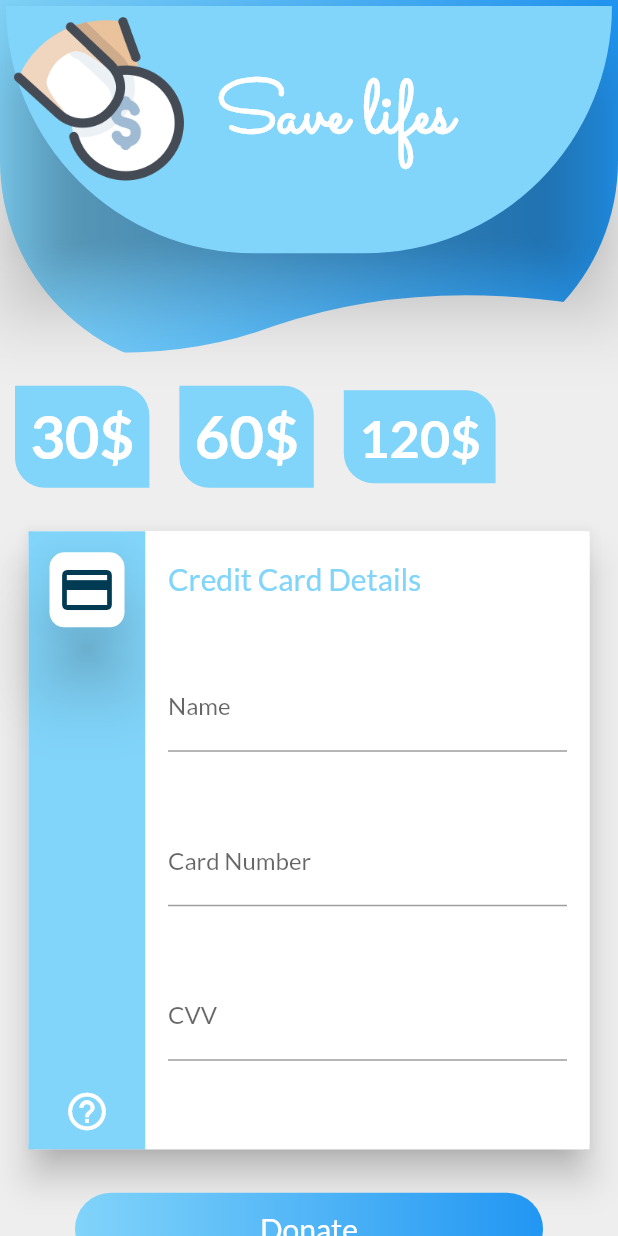
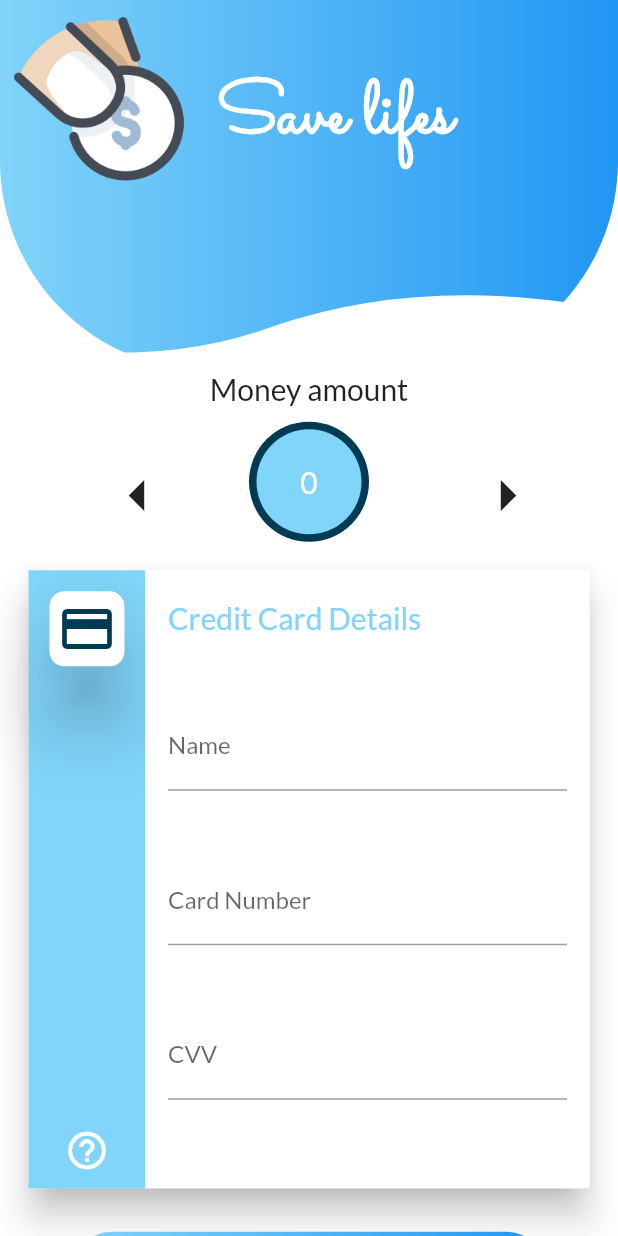
Before and after one commit to empw-org/empw-client, a Flutter app: the DonnationScreen screen opened by its route, on a phone screen of 412 x 824 dp. Run offline on Flutter 3.47's test engine with Material 2 defaults, Android fonts, the phone set to English and light mode, and no system bars; our stand-ins replace flutter_custom_clippers, flutter_spinkit, geolocator, percent_indicator, shared_preferences; missing offline and left inert: bezier_chart; accounts and stored records are empty.

```diff
--- a/lib/controllers/order_service.dart
+++ b/lib/controllers/order_service.dart
@@ -1,7 +1,6 @@
 import 'package:empw/models/api_response.dart';
 import 'package:empw/models/order/make_order_data.dart';
 import 'package:empw/models/order/order_summry_data.dart';
-
 import 'package:flutter/material.dart';
 import 'package:shared_preferences/shared_preferences.dart';
 import 'package:http/http.dart' as http;
--- a/lib/main.dart
+++ b/lib/main.dart
@@ -1,3 +1,4 @@
+import 'package:empw/view/screens/contact_us_screen.dart';
 import 'package:empw/view/screens/donnation_screen.dart';
 import 'package:empw/view/screens/edit_profile_screen.dart';
 import 'package:empw/view/screens/make_order_screen.dart';
@@ -45,7 +46,7 @@ class MyApp extends StatelessWidget {
               accentColor: Color(0xffffffff),
               cardColor: Colors.white,
               dividerColor: Color(0xff81D4FA),
-              backgroundColor: Color(0xffEEEEEE),
+              backgroundColor: Colors.white,
               fontFamily: 'Lato',
             ),
             routes: {
@@ -58,6 +59,7 @@ class MyApp extends StatelessWidget {
               VerificationScreen.routeName: (ctx) => VerificationScreen(),
               EditProfileScreen.routeName: (ctx) =>  EditProfileScreen(),
               DonnationScreen.routeName: (ctx) =>   DonnationScreen(),
+             ContactUS.routeName: (ctx) =>   ContactUS(),
             },
             home: StartScreen(),
           ),
--- /dev/null
+++ b/lib/models/sensor/consumption.dart
@@ -0,0 +1,27 @@
+import 'dart:convert';
+
+List<ConsumptionPoint> welcomeFromJson(String str) =>
+    List<ConsumptionPoint>.from(
+        json.decode(str).map((x) => ConsumptionPoint.fromJson(x)));
+
+class ConsumptionPoint {
+  ConsumptionPoint({
+    this.id,
+    this.consumption,
+    this.createdAt,
+    this.date,
+  });
+
+  String id;
+  double consumption;
+  DateTime createdAt;
+  DateTime date;
+
+  factory ConsumptionPoint.fromJson(Map<String, dynamic> json) =>
+      ConsumptionPoint(
+        id: json["_id"],
+        consumption: json["consumption"].toDouble(),
+        createdAt: DateTime.parse(json["created_at"]),
+        date: DateTime.parse(json["date"]),
+      );
+}
--- /dev/null
+++ b/lib/models/user/contact_us_data.dart
@@ -0,0 +1,23 @@
+import 'package:flutter/cupertino.dart';
+
+class ContactUSData {
+  String name;
+  String email;
+  String message;
+
+
+  ContactUSData({
+   @required this.name,
+    @required this.email,
+    @required this.message,
+  });
+
+  Map<String, dynamic> toJson() {
+    return {
+      "name" : name,
+      "email": email,
+      "message" : message,
+      "from": "WEB"
+    };
+  }
+}
--- a/lib/view/screens/donnation_screen.dart
+++ b/lib/view/screens/donnation_screen.dart
@@ -3,8 +3,15 @@ import 'package:empw/view/widgets/side_drawer.dart';
 import 'package:flutter/material.dart';
 import 'package:flutter_custom_clippers/flutter_custom_clippers.dart';
 
-class DonnationScreen extends StatelessWidget {
+class DonnationScreen extends StatefulWidget {
   static const routeName = "/donnation_screen";
+
+  @override
+  _DonnationScreenState createState() => _DonnationScreenState();
+}
+
+class _DonnationScreenState extends State<DonnationScreen> {
+  int _cnt = 0;
 
   @override
   Widget build(BuildContext context) {
@@ -13,7 +20,9 @@ class DonnationScreen extends StatelessWidget {
     return Scaffold(
         backgroundColor: Theme.of(context).backgroundColor,
         drawer: SideDrawer(),
-        body: ListView(children: <Widget>[
+        body: ListView(
+          padding: EdgeInsets.all(0),
+          children: <Widget>[
           Container(
             height: mq.height * 0.3,
             child: Stack(children: <Widget>[
@@ -38,19 +47,7 @@ class DonnationScreen extends StatelessWidget {
                       height: mq.height * 0.3,
                     )),
               ),
-              Card(
-                  color: Colors.transparent,
-                  elevation: 20,
-                  child: Container(
-                      height: mq.height * 0.2,
-                      width: mq.width,
-                      decoration: BoxDecoration(
-                        color: Theme.of(context).primaryColorLight,
-                        borderRadius: BorderRadius.only(
-                          bottomLeft: Radius.circular(180),
-                          bottomRight: Radius.circular(180),
-                        ),
-                      ))),
+
               Positioned(
                 child: CircleAvatar(
                   radius: mq.width * 0.16,
@@ -76,59 +73,53 @@ class DonnationScreen extends StatelessWidget {
               ),
             ]),
           ),
+          Center(child: Text("Money amount", style: TextStyle(fontSize: 20),)),
+          SizedBox(height: 10),
           Row(
+            mainAxisAlignment: MainAxisAlignment.spaceEvenly,
             children: <Widget>[
-              Container(
-                padding: EdgeInsets.all(10),
-                margin: EdgeInsets.all(10),
-                decoration: BoxDecoration(
-                    color: Theme.of(context).primaryColorLight,
-                    borderRadius: BorderRadius.only(
-                        topRight: Radius.circular(20),
-                        bottomLeft: Radius.circular(20))),
-                child: Text(
-                  "30\$",
-                  style: TextStyle(
-                    color: Colors.white,
-                    fontSize: 40,
-                    fontWeight: FontWeight.bold,
+              IconButton(
+                  icon: Icon(
+                    Icons.arrow_left,
+                    size: 50,
+                  ),
+                  onPressed: () {
+                    if (_cnt < 110) {
+                      return;
+                    } else {
+                      setState(() {
+                        _cnt -= 10;
+                      });
+                    }
+                  }),
+              CircleAvatar(
+                radius: 40,
+                child: CircleAvatar(
+                  backgroundColor: Theme.of(context).primaryColorLight,
+                  radius: 35,
+                  child: Text(
+                    "$_cnt",
+                    style: TextStyle(
+                      color: Colors.white,
+                      fontSize: 20,
+                    ),
                   ),
                 ),
               ),
-              Container(
-                padding: EdgeInsets.all(10),
-                margin: EdgeInsets.all(10),
-                decoration: BoxDecoration(
-                    color: Theme.of(context).primaryColorLight,
-                    borderRadius: BorderRadius.only(
-                        topRight: Radius.circular(20),
-                        bottomLeft: Radius.circular(20))),
-                child: Text(
-                  "60\$",
-                  style: TextStyle(
-                    color: Colors.white,
-                    fontSize: 40,
-                    fontWeight: FontWeight.bold,
+              IconButton(
+                  icon: Icon(
+                    Icons.arrow_right,
+                    size: 50,
                   ),
-                ),
-              ),
-              Container(
-                padding: EdgeInsets.all(10),
-                margin: EdgeInsets.all(10),
-                decoration: BoxDecoration(
-                    color: Theme.of(context).primaryColorLight,
-                    borderRadius: BorderRadius.only(
-                        topRight: Radius.circular(20),
-                        bottomLeft: Radius.circular(20))),
-                child: Text(
-                  "120\$",
-                  style: TextStyle(
-                    color: Colors.white,
-                    fontSize: 35,
-                    fontWeight: FontWeight.bold,
-                  ),
-                ),
-              )
+                  onPressed: () {
+                    if (_cnt > 490) {
+                      return;
+                    } else {
+                      setState(() {
+                        _cnt += 10;
+                      });
+                    }
+                  }),
             ],
           ),
           PaymentContainer(),
--- a/lib/view/screens/edit_profile_screen.dart
+++ b/lib/view/screens/edit_profile_screen.dart
@@ -78,6 +78,8 @@ class _EditProfileScreenState extends State<EditProfileScreen> {
       body: Form(
         key: _formKey,
         child: ListView(
+                  padding: EdgeInsets.all(0),
+
           children: <Widget>[
             Container(
               height: mq.height * 0.25,
--- a/lib/view/screens/make_order_screen.dart
+++ b/lib/view/screens/make_order_screen.dart
@@ -250,7 +250,7 @@ class _MakeOrderScreenState extends State<MakeOrderScreen> {
     await location.getCurrentAdress();
     await print(location.address);
     await setState(() {
-      _address = location.address;
+      _address = location.address == null ? "No readable adress, Long = ${location.longitude}, Lati = ${location.latitude}" : location.address;
     });
   }
 
@@ -261,6 +261,7 @@ class _MakeOrderScreenState extends State<MakeOrderScreen> {
       resizeToAvoidBottomInset: true,
       drawer: SideDrawer(),
       body: ListView(
+        padding: EdgeInsets.all(0),
         children: <Widget>[
           Container(
               height: mq.height * 0.25,
--- a/lib/view/screens/verification_screen.dart
+++ b/lib/view/screens/verification_screen.dart
@@ -71,6 +71,8 @@ class _VerificationScreenState extends State<VerificationScreen> {
 
     return Scaffold(
       body: ListView(
+                padding: EdgeInsets.all(0),
+
         children: <Widget>[
           Container(
             child: Stack(children: <Widget>[
--- a/lib/view/widgets/login_form.dart
+++ b/lib/view/widgets/login_form.dart
@@ -96,6 +96,8 @@ class _LoginFormState extends State<LoginForm> {
       child: Form(
         key: _formKey,
         child: ListView(
+                  padding: EdgeInsets.all(0),
+
           children: <Widget>[
             TextFormField(
               decoration: InputDecoration(
@@ -153,7 +155,6 @@ class _LoginFormState extends State<LoginForm> {
                 ),
                 onPressed: () {
                   _sumbit();
-                  //Navigator.pushNamed(context, ProfileScreen.routeName);
                 },
               ),
             ),
--- a/lib/view/widgets/side_drawer.dart
+++ b/lib/view/widgets/side_drawer.dart
@@ -1,3 +1,4 @@
+import 'package:empw/view/screens/contact_us_screen.dart';
 import 'package:empw/view/screens/donnation_screen.dart';
 import 'package:empw/view/screens/login_screen.dart';
 import 'package:empw/view/screens/make_order_screen.dart';
@@ -150,7 +151,9 @@ class SideDrawer extends StatelessWidget {
               height: 15,
             ),
             FlatButton(
-              onPressed: () {},
+              onPressed: () {
+                Navigator.pushNamed(context, ContactUS.routeName);
+              },
               child: Row(
                 children: <Widget>[
                   Icon(Icons.email,
--- a/pubspec.yaml
+++ b/pubspec.yaml
@@ -28,6 +28,7 @@ dependencies:
   shared_preferences: ^0.5.8
   flutter_spinkit: "^4.1.2"
   geolocator: ^5.3.2+2
+  bezier_chart: ^1.0.17+1
 
 
 
@@ -58,6 +59,7 @@ flutter:
    - assets/images/user.jpg
    - assets/images/tank.png
    - assets/images/donation.png
+   - assets/images/mail.png
 
 
   # An image asset can refer to one or more resolution-specific "variants", see
```
Also changed, not shown: lib/controllers/user_services.dart (+37 -5 lines), lib/view/screens/contact_us_screen.dart (added, +303 -0 lines), lib/view/screens/profile_screen.dart (+36 -5 lines), lib/view/widgets/chart.dart (added, +77 -0 lines), assets/images/email.png (added), assets/images/mail.png (added), lib/models/sensor/consumbtion.dart (deleted), pubspec.lock.
